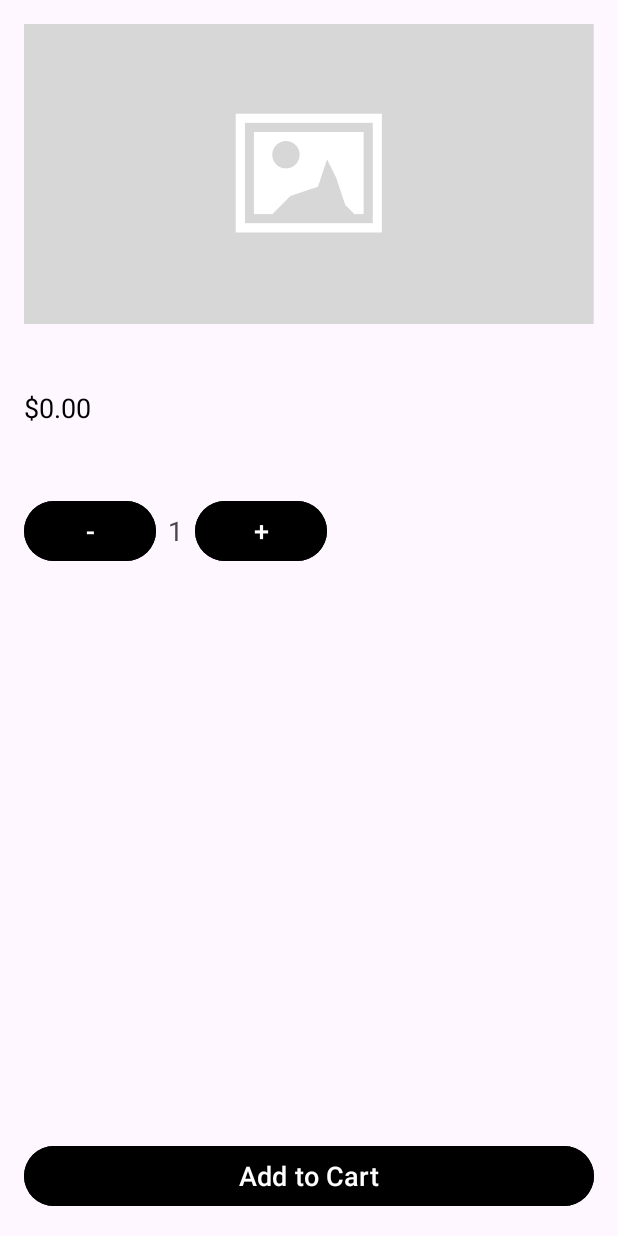
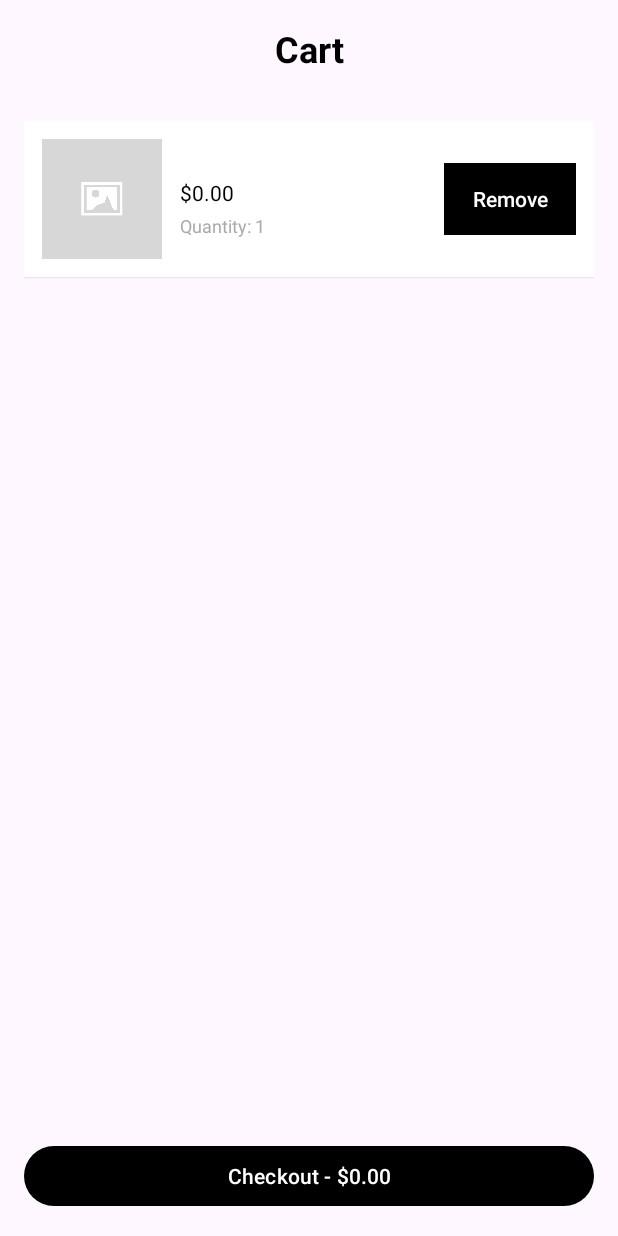
Before and after one commit to UrbanMart/UMMobile, an Android app: the ProductDetailActivity screen opened directly, with no data from a screen before it, after a tap on "Add to Cart", on a phone screen of 412 x 824 dp. Run offline under Robolectric (Android 15) with nearby library versions, the phone set to English and light mode, and no system bars; pictures from the network do not load.

Commit message:
Cart Page Configurations

```diff
--- a/app/src/main/java/com/example/urbanmart/adapter/CartAdapter.java
+++ b/app/src/main/java/com/example/urbanmart/adapter/CartAdapter.java
@@ -44,8 +44,8 @@ public class CartAdapter extends RecyclerView.Adapter<CartAdapter.CartViewHolder
         Product product = cartItems.get(position);
 
         holder.productNameTextView.setText(product.getName());
-        holder.productPriceTextView.setText(String.format("$%.2f", product.getPrice()));
-        holder.productQuantityTextView.setText("Quantity: 1");
+        holder.productPriceTextView.setText(String.format("$%.2f", product.getPrice())); // Display the total price
+        holder.productQuantityTextView.setText("Quantity: " + product.getQuantity()); // Show actual quantity
 
         // Load product image using Glide
         Glide.with(context)
@@ -66,6 +66,7 @@ public class CartAdapter extends RecyclerView.Adapter<CartAdapter.CartViewHolder
             updateCartInPreferences(cartItems);
         });
     }
+
 
     @Override
     public int getItemCount() {
--- a/app/src/main/java/com/example/urbanmart/ui/CartActivity.java
+++ b/app/src/main/java/com/example/urbanmart/ui/CartActivity.java
@@ -4,7 +4,6 @@ import android.content.SharedPreferences;
 import android.os.Bundle;
 import android.preference.PreferenceManager;
 import android.widget.Button;
-import android.widget.TextView;
 import android.widget.Toast;
 import androidx.appcompat.app.AppCompatActivity;
 import androidx.recyclerview.widget.LinearLayoutManager;
@@ -21,9 +20,8 @@ public class CartActivity extends AppCompatActivity implements CartAdapter.CartT
 
     private RecyclerView cartRecyclerView;
     private CartAdapter cartAdapter;
-    private TextView totalPriceTextView;
-    private Button checkoutButton; // Declare checkout button
-    private double totalPrice = 0; // Keep track of total price
+    private Button checkoutButton;
+    private double totalPrice = 0;
 
     @Override
     protected void onCreate(Bundle savedInstanceState) {
@@ -31,12 +29,10 @@ public class CartActivity extends AppCompatActivity implements CartAdapter.CartT
         setContentView(R.layout.activity_cart);
 
         cartRecyclerView = findViewById(R.id.cartRecyclerView);
-        totalPriceTextView = findViewById(R.id.totalPriceTextView);
-        checkoutButton = findViewById(R.id.checkoutButton); // Initialize checkout button
+        checkoutButton = findViewById(R.id.checkoutButton);
 
         loadCartItems();
 
-        // Set up the click listener for the checkout button
         checkoutButton.setOnClickListener(v -> checkout());
     }
 
@@ -48,36 +44,33 @@ public class CartActivity extends AppCompatActivity implements CartAdapter.CartT
         Type type = new TypeToken<List<Product>>() {}.getType();
         List<Product> cart = gson.fromJson(cartJson, type);
 
-        // Check if the cart is empty
         if (cart == null || cart.isEmpty()) {
-            totalPriceTextView.setText("$0.00"); // Set total price to $0.00
-            return; // Exit the method early if the cart is empty
+            checkoutButton.setText("Checkout - $0.00");
+            return;
         }
 
-        totalPrice = 0; // Reset total price
+        totalPrice = 0;
         for (Product product : cart) {
             totalPrice += product.getPrice();
         }
 
-        totalPriceTextView.setText(String.format("$%.2f", totalPrice));
+        checkoutButton.setText(String.format("Checkout - $%.2f", totalPrice));
 
-        cartAdapter = new CartAdapter(cart, this, this); // Pass the listener to the adapter
+        cartAdapter = new CartAdapter(cart, this, this);
         cartRecyclerView.setLayoutManager(new LinearLayoutManager(this));
         cartRecyclerView.setAdapter(cartAdapter);
     }
 
     private void checkout() {
-        // Get the cart items again
         SharedPreferences sharedPreferences = PreferenceManager.getDefaultSharedPreferences(this);
         String cartJson = sharedPreferences.getString("cart", "[]");
 
-        // Show a Toast with the cart JSON
         Toast.makeText(this, "Cart Items: " + cartJson, Toast.LENGTH_LONG).show();
     }
 
     @Override
     public void onTotalPriceUpdated(double amount) {
-        totalPrice += amount; // Update the total price
-        totalPriceTextView.setText(String.format("$%.2f", totalPrice)); // Update the total price display
+        totalPrice += amount;
+        checkoutButton.setText(String.format("Checkout - $%.2f", totalPrice));
     }
 }
--- a/app/src/main/java/com/example/urbanmart/ui/ProductDetailActivity.java
+++ b/app/src/main/java/com/example/urbanmart/ui/ProductDetailActivity.java
@@ -1,5 +1,6 @@
 package com.example.urbanmart.ui;
 
+import android.content.Intent;
 import android.content.SharedPreferences;
 import android.os.Bundle;
 import android.preference.PreferenceManager;
@@ -7,6 +8,8 @@ import android.view.View;
 import android.widget.Button;
 import android.widget.ImageView;
 import android.widget.TextView;
+import android.widget.Toast;
+
 import androidx.appcompat.app.AppCompatActivity;
 import com.bumptech.glide.Glide;
 import com.example.urbanmart.R;
@@ -72,13 +75,18 @@ public class ProductDetailActivity extends AppCompatActivity {
             }
         });
 
-        // Set up the "Add to Cart" button click listener
         addToCartButton.setOnClickListener(v -> {
             // Create a new product object with the selected quantity
             Product product = new Product(name, price * quantity, category, imageUrl);
 
-            // Add the product to the cart
+            // Add the product to the cart and navigate to the cart
             addToCart(product);
+            Toast.makeText(this, "Product added to cart!", Toast.LENGTH_SHORT).show(); // Show toast message
+
+            // Start CartActivity
+            Intent intent = new Intent(ProductDetailActivity.this, CartActivity.class);
+            startActivity(intent);
+            finish(); // Optionally, finish this activity if you don't want to return here
         });
     }
 
@@ -99,13 +107,15 @@ public class ProductDetailActivity extends AppCompatActivity {
         for (Product cartProduct : cart) {
             // Check if the product already exists in the cart (based on name or some unique identifier)
             if (cartProduct.getName().equals(product.getName())) {
-                cartProduct.setPrice(cartProduct.getPrice() + product.getPrice()); // Update the price by adding new price
+                cartProduct.setPrice(cartProduct.getPrice() + (product.getPrice() * quantity)); // Update the price based on quantity
+                cartProduct.setQuantity(cartProduct.getQuantity() + quantity); // Update the quantity
                 productExists = true; // Set the flag to true
                 break; // Exit the loop since we found the product
             }
         }
 
         if (!productExists) {
+            product.setQuantity(quantity); // Set the quantity for the new product
             cart.add(product); // Add the new product to the cart if it doesn't exist
         }
 
--- a/app/src/main/res/layout/activity_cart.xml
+++ b/app/src/main/res/layout/activity_cart.xml
@@ -6,13 +6,16 @@
     android:padding="16dp">
 
     <TextView
-        android:id="@+id/totalPriceTextView"
-        android:layout_width="wrap_content"
+        android:id="@+id/cartHeaderTextView"
+        android:layout_width="match_parent"
         android:layout_height="wrap_content"
-        android:text="Total Price: $0.00"
-        android:textSize="20sp"
+        android:text="Cart"
+        android:textSize="24sp"
         android:textColor="@color/black"
-        android:layout_marginBottom="16dp" />
+        android:layout_marginBottom="16dp"
+        android:textStyle="bold"
+        android:gravity="center"
+        android:layout_gravity="center" />
 
     <androidx.recyclerview.widget.RecyclerView
         android:id="@+id/cartRecyclerView"
```
